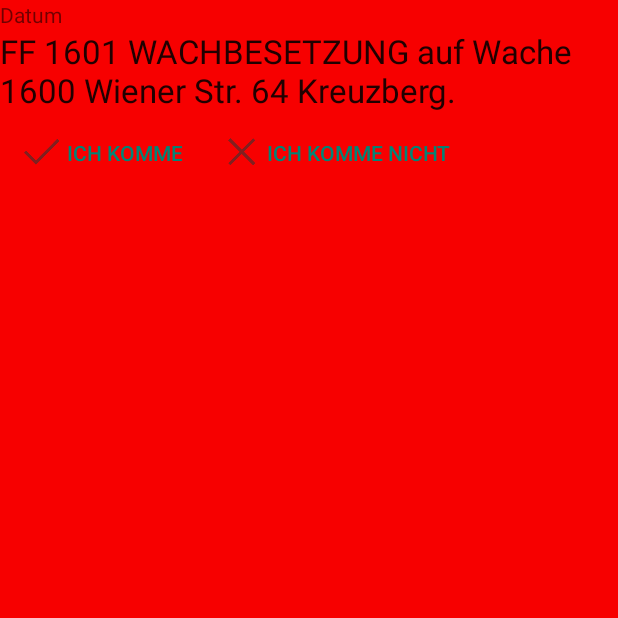
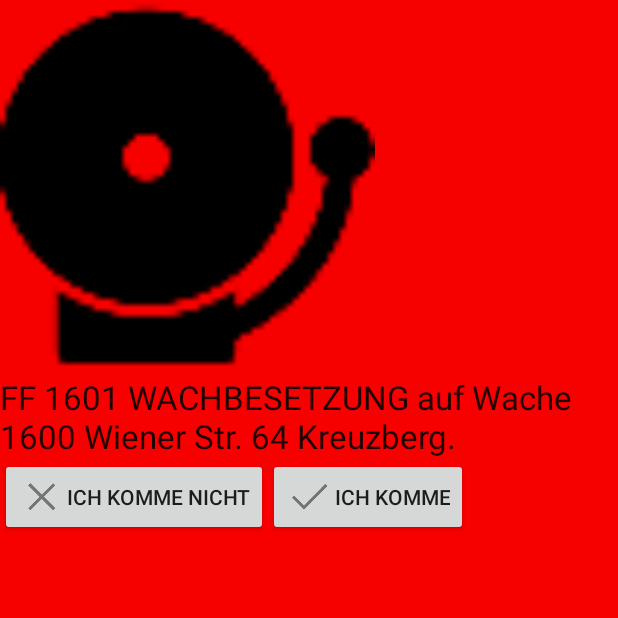
Before and after one commit to michaz/pagr, an Android app: the CallActivity screen opened directly, with no data from a screen before it, on a phone screen of 412 x 824 dp, the top half of it. Run offline under Robolectric (Android 15) with nearby library versions, the phone set to English and light mode, and no system bars.

Commit message:
add a pic to big red screen

```diff
--- a/app/src/main/res/layout/alarmlistitem.xml
+++ b/app/src/main/res/layout/alarmlistitem.xml
@@ -13,7 +13,7 @@
         android:layout_width="wrap_content"
         android:layout_height="wrap_content"
         android:textAppearance="?android:attr/textAppearanceLarge"
-        android:text="FF 1601 WACHBESETZUNG auf Wache 1600 Wiener Str. 64 Kreuzberg."
+        android:text="@string/dummyalarmtext"
         android:id="@+id/alarmlistitem_message" />
 
     <LinearLayout
--- a/app/src/main/res/layout/call.xml
+++ b/app/src/main/res/layout/call.xml
@@ -4,6 +4,43 @@
     android:layout_height="match_parent"
     android:background="@color/leuchtrot">
 
-    <include layout="@layout/alarmlistitem"/>
+    <ImageView
+        android:layout_width="250dp"
+        android:layout_height="250dp"
+        android:id="@+id/imageView"
+        android:src="@drawable/alarm65" />
 
+    <TextView
+        android:layout_width="wrap_content"
+        android:layout_height="wrap_content"
+        android:textAppearance="?android:attr/textAppearanceLarge"
+        android:text="@string/dummyalarmtext"
+        android:id="@+id/alarmlistitem_message" />
+
+    <LinearLayout
+        android:orientation="horizontal"
+        android:layout_width="fill_parent"
+        android:layout_height="fill_parent"
+        android:id="@+id/alarmlistitem_buttonbar"
+        style="?android:attr/buttonBarStyle">
+
+        <Button
+            android:id="@+id/alarmlistitem_rejectButton"
+            android:layout_width="wrap_content"
+            android:layout_height="wrap_content"
+            android:focusable="false"
+            android:focusableInTouchMode="false"
+            android:drawableStart="@drawable/ic_action_cancel"
+            android:text="@string/ichkommenicht" />
+
+        <Button
+            android:id="@+id/alarmlistitem_acceptButton"
+            android:layout_width="wrap_content"
+            android:layout_height="wrap_content"
+            android:focusable="false"
+            android:focusableInTouchMode="false"
+            android:drawableStart="@drawable/ic_action_accept"
+            android:text="@string/ichkomme" />
+
+    </LinearLayout>
 </LinearLayout>
--- a/app/src/main/res/values/strings.xml
+++ b/app/src/main/res/values/strings.xml
@@ -8,4 +8,5 @@
     <string name="ichkomme">Ich komme</string>
     <string name="ichkommenicht">Ich komme nicht</string>
     <string name="alarm">Alarm</string>
+    <string name="dummyalarmtext">FF 1601 WACHBESETZUNG auf Wache 1600 Wiener Str. 64 Kreuzberg.</string>
 </resources>
```
Also changed, not shown: app/src/main/res/drawable-xxhdpi/alarm65.png (added).
